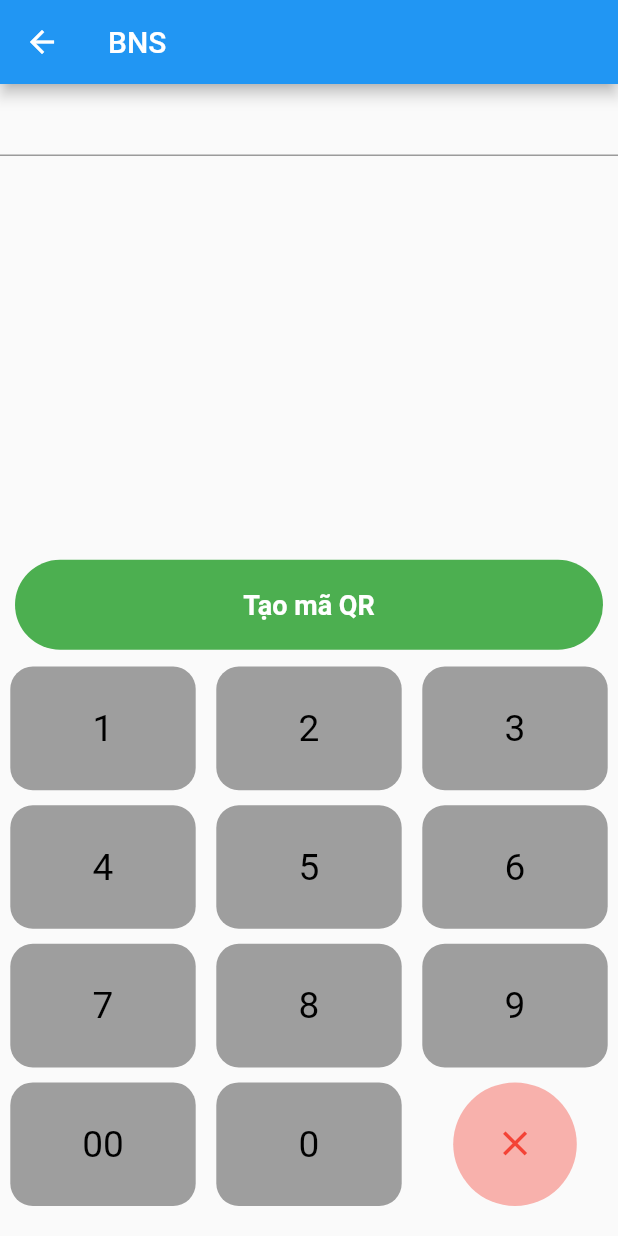
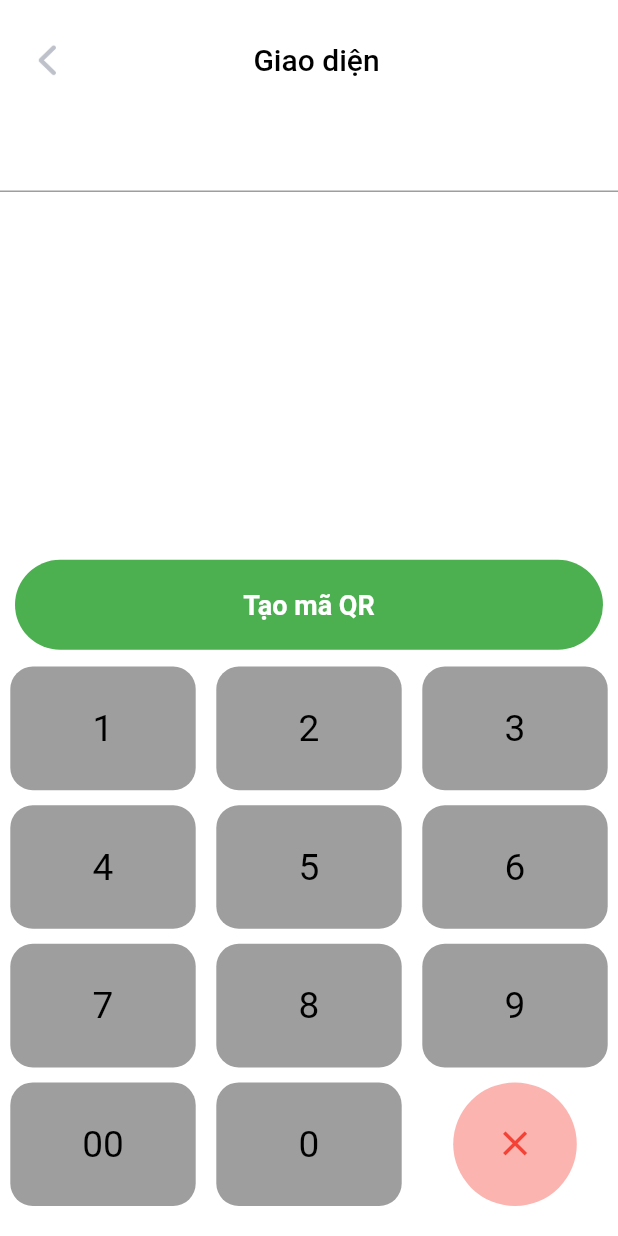
Before and after one commit to duchieupham/bns_system, a Flutter app: the screen it shows after launch, after a tap on "Tạo mã thanh toán VietQR", on a phone screen of 412 x 824 dp. Run offline on Flutter 3.47's test engine with Material 2 defaults, Android fonts, the light colour scheme and no system bars; our stand-ins replace permission_handler, qr_flutter, shared_preferences; missing offline and left inert: crclib, flutter_sms_inbox, flutter_sms_listener.

Commit message:
implementing UI

```diff
--- /dev/null
+++ b/check_sms/lib/commons/constants/configurations/theme.dart
@@ -0,0 +1,144 @@
+// ignore_for_file: constant_identifier_names, deprecated_member_use
+
+import 'package:flutter/material.dart';
+import 'package:flutter/services.dart';
+
+class DefaultTheme {
+  //COLOR
+  static const Color BLACK = Color(0xFF000000);
+  static const Color BLACK_DARK = Color(0xFF1B1C1E);
+  static const Color BLACK_BUTTON = Color(0xFF303030);
+  static const Color BLACK_LIGHT = Color(0xFF464646);
+  static const Color WHITE = Color(0xFFFFFFFF);
+  static const Color GREY_BUTTON = Color(0xFFEEEFF3);
+  static const Color GREY_VIEW = Color(0xFFEEEFF3);
+  static const Color GREY_TEXT = Color(0xFF666A72);
+  static const Color GREY_LIGHT = Color(0xFF9BA5B9);
+  static const Color RED_TEXT = Color(0xFFFF0A0A);
+  static const Color BLUE_TEXT = Color(0xFF0A7AFF);
+  static const Color RED_CALENDAR = Color(0xFFF5233C);
+  static const Color TRANSPARENT = Color(0x00000000);
+  static const Color GREY_TOP_TAB_BAR = Color(0xFFBEC1C9);
+  static const Color SUCCESS_STATUS = Color(0xFF06B271);
+  static const Color GREEN = Color(0xFF00CA28);
+  static const Color DARK_GREEN = Color(0xFF0D5F34);
+  static const Color BLUE_LIGHT = Color(0xFF96D8FF);
+  static const Color DARK_PURPLE = Color(0xFF7951F8);
+  static const Color VERY_PERI = Color(0xFF6868AC);
+  static const Color LIGHT_PURPLE = Color(0xFFAF93FF);
+  static const Color LIGHT_PINK = Color(0xFFFF8AB0);
+  static const Color DARK_PINK = Color(0xFFFD246B);
+  static const Color NEON = Color(0xFF4DFF34);
+  static const Color BLUE_WEATHER = Color(0xFF4BAEB2);
+  static const Color RED_NEON = Color(0xFFFF5377);
+  static const Color PURPLE_NEON = Color(0xFF605DFF);
+  static const Color ORANGE = Color(0xFFFF9C1B);
+  static const Color SUNNY_COLOR = Color(0xFFF23535);
+  static const Color HOT_COLOR = Color(0xFFE4BE4A);
+  static const Color WARM_COLOR = Color(0xFF75F181);
+  static const Color COOL_COLOR = Color(0xFF7EE4A7);
+  static const Color COLD_COLOR = Color(0xFF52B5D3);
+  static const Color WINTER_COLOR = Color(0xFF338AED);
+  static const Color RED_NOTI_1 = Color(0xFFFAC4DF);
+  static const Color RED_NOTI = Color(0xFFF291BB);
+  static const Color GREEN_NOTI_1 = Color(0xFFC4FAEE);
+  static const Color GREEN_NOTI = Color(0xFF91F2D9);
+  static const Color BANNER_DAY1 = Color(0xFF26B0FD);
+  static const Color BANNER_DAY2 = Color(0xFF014C8B);
+  static const Color BANNER_NIGHT1 = Color(0xFF3D2BFF);
+  static const Color BANNER_NIGHT2 = Color(0xFF0D0132);
+  static const Color DARK_NIGHT = Color(0xFF6361C5);
+  static const Color LIGHT_DAY = Color(0xFF42D8F2);
+  //THEME NAME
+  static const String THEME_LIGHT = 'LIGHT';
+  static const String THEME_DARK = 'DARK';
+  static const String THEME_SYSTEM = 'SYSTEM';
+
+  static BoxDecoration cardDecoration(BuildContext context) {
+    return BoxDecoration(
+        borderRadius: BorderRadius.circular(12),
+        color: Theme.of(context).cardColor);
+  }
+
+  static BoxDecoration cardDecorationWithOpacity(BuildContext context) {
+    return BoxDecoration(
+      borderRadius: BorderRadius.circular(12),
+      color: Theme.of(context).cardColor.withOpacity(0.9),
+    );
+  }
+
+  static Widget buildButtonBox({
+    required VoidCallback onTap,
+    required double borderRadius,
+    required Widget child,
+  }) {
+    return InkWell(
+      hoverColor: DefaultTheme.LIGHT_PURPLE.withOpacity(0.5),
+      focusColor: DefaultTheme.LIGHT_PURPLE.withOpacity(0.5),
+      splashColor: DefaultTheme.LIGHT_PURPLE.withOpacity(0.5),
+      highlightColor: DefaultTheme.LIGHT_PURPLE.withOpacity(0.5),
+      borderRadius: BorderRadius.all(Radius.circular(borderRadius)),
+      onTap: onTap,
+      child: child,
+    );
+  }
+}
+
+//theme data
+class DefaultThemeData {
+  final BuildContext context;
+
+  const DefaultThemeData({required this.context});
+
+  ThemeData get darkTheme {
+    return ThemeData(
+      brightness: Brightness.dark,
+      scaffoldBackgroundColor: DefaultTheme.BLACK,
+      buttonColor: DefaultTheme.BLACK_BUTTON,
+      primaryColor: DefaultTheme.BLACK,
+      accentColor: DefaultTheme.GREY_LIGHT,
+      hoverColor: DefaultTheme.BLACK_LIGHT,
+      cursorColor: DefaultTheme.WHITE,
+      cardColor: DefaultTheme.BLACK_BUTTON,
+      shadowColor: DefaultTheme.WHITE,
+      hintColor: DefaultTheme.WHITE,
+      indicatorColor: DefaultTheme.LIGHT_PINK,
+      splashColor: DefaultTheme.TRANSPARENT,
+      highlightColor: DefaultTheme.TRANSPARENT,
+      textTheme: Theme.of(context).textTheme.apply(
+            bodyColor: DefaultTheme.WHITE,
+          ),
+      appBarTheme: const AppBarTheme(
+        backgroundColor: DefaultTheme.TRANSPARENT,
+        systemOverlayStyle: SystemUiOverlayStyle.light,
+        elevation: 0,
+      ),
+    );
+  }
+
+  ThemeData get lightTheme {
+    return ThemeData(
+      brightness: Brightness.light,
+      scaffoldBackgroundColor: DefaultTheme.WHITE,
+      buttonColor: DefaultTheme.WHITE,
+      primaryColor: DefaultTheme.WHITE,
+      hoverColor: DefaultTheme.WHITE,
+      cursorColor: DefaultTheme.GREY_TEXT,
+      accentColor: DefaultTheme.GREY_TEXT,
+      cardColor: DefaultTheme.GREY_VIEW,
+      shadowColor: DefaultTheme.GREY_LIGHT,
+      indicatorColor: DefaultTheme.DARK_PINK,
+      hintColor: DefaultTheme.BLACK,
+      splashColor: DefaultTheme.TRANSPARENT,
+      highlightColor: DefaultTheme.TRANSPARENT,
+      textTheme: Theme.of(context).textTheme.apply(
+            bodyColor: DefaultTheme.BLACK,
+          ),
+      appBarTheme: const AppBarTheme(
+        elevation: 0,
+        systemOverlayStyle: SystemUiOverlayStyle.dark,
+        backgroundColor: DefaultTheme.TRANSPARENT,
+      ),
+    );
+  }
+}
--- /dev/null
+++ b/check_sms/lib/commons/widgets/sub_header.widget.dart
@@ -0,0 +1,50 @@
+import 'package:flutter/material.dart';
+
+class SubHeader extends StatelessWidget {
+  final String title;
+
+  const SubHeader({Key? key, required this.title}) : super(key: key);
+  @override
+  Widget build(BuildContext context) {
+    return Container(
+      margin: EdgeInsets.only(left: 10),
+      width: MediaQuery.of(context).size.width,
+      padding: EdgeInsets.all(8),
+      height: 80,
+      alignment: Alignment.centerLeft,
+      child: Row(
+        mainAxisAlignment: MainAxisAlignment.spaceAround,
+        children: [
+          Container(
+            //  color: Colors.red,
+            child: InkWell(
+              onTap: () {
+                Navigator.of(context).pop();
+              },
+              child: Image.asset(
+                'assets/images/ic-pop.png',
+                fit: BoxFit.contain,
+                height: 30,
+                width: 30,
+              ),
+            ),
+          ),
+          Spacer(),
+          Text(
+            title,
+            style: TextStyle(
+              fontSize: 20,
+              fontWeight: FontWeight.w500,
+            ),
+            textAlign: TextAlign.center,
+          ),
+          Spacer(),
+          Container(
+            width: 30,
+            height: 30,
+          ),
+        ],
+      ),
+    );
+  }
+}
--- a/check_sms/lib/features/generate_qr/views/qr_generator.dart
+++ b/check_sms/lib/features/generate_qr/views/qr_generator.dart
@@ -1,5 +1,6 @@
 import 'dart:ui';
 
+import 'package:check_sms/commons/widgets/sub_header.widget.dart';
 import 'package:check_sms/features/generate_qr/widgets/cal_keyboard_widget.dart';
 import 'package:flutter/material.dart';
 import 'package:qr_flutter/qr_flutter.dart';
@@ -20,10 +21,11 @@ class _QRGeneratorScreen extends State<QRGeneratorScreen> {
     double width = MediaQuery.of(context).size.width;
     return Scaffold(
       appBar: AppBar(
-        title: const Text('BNS'),
+        toolbarHeight: 0,
       ),
       body: Column(
         children: [
+          const SubHeader(title: 'Giao diện'),
           TextFormField(
             showCursor: true,
             readOnly: true,
--- a/check_sms/lib/features/generate_qr/widgets/cal_keyboard_widget.dart
+++ b/check_sms/lib/features/generate_qr/widgets/cal_keyboard_widget.dart
@@ -1,5 +1,6 @@
 // ignore_for_file: use_key_in_widget_constructors
 import 'package:check_sms/commons/widgets/cal_button_widget.dart';
+import 'package:check_sms/commons/widgets/sub_header.widget.dart';
 import 'package:flutter/material.dart';
 
 class CalKeyboardWidget extends StatelessWidget {
--- a/check_sms/lib/features/home/home.dart
+++ b/check_sms/lib/features/home/home.dart
@@ -1,5 +1,6 @@
 import 'package:check_sms/commons/utils/time_utils.dart';
 import 'package:check_sms/features/generate_qr/views/qr_generator.dart';
+import 'package:check_sms/features/home/theme_setting.dart';
 import 'package:flutter/material.dart';
 import 'package:flutter_sms_listener/flutter_sms_listener.dart' as smslistener;
 import 'package:permission_handler/permission_handler.dart';
@@ -71,10 +72,36 @@ class _HomeScreen extends State<HomeScreen> {
     // print('------value: $value');
     return Scaffold(
       appBar: AppBar(
-        title: const Text('BNS'),
+        toolbarHeight: 0,
       ),
       body: Column(
         children: [
+          InkWell(
+            onTap: () {
+              Navigator.of(context).push(
+                MaterialPageRoute(
+                  builder: (context) => const ThemeSettingView(),
+                ),
+              );
+            },
+            child: Container(
+              width: width,
+              height: 50,
+              margin: const EdgeInsets.symmetric(horizontal: 10, vertical: 10),
+              alignment: Alignment.center,
+              decoration: BoxDecoration(
+                color: Colors.blue,
+                borderRadius: BorderRadius.circular(5),
+              ),
+              child: const Text(
+                'Đổi giao diện',
+                textAlign: TextAlign.center,
+                style: TextStyle(
+                  color: Colors.white,
+                ),
+              ),
+            ),
+          ),
           InkWell(
             onTap: () {
               Navigator.of(context).push(
--- a/check_sms/lib/main.dart
+++ b/check_sms/lib/main.dart
@@ -1,8 +1,26 @@
+import 'package:check_sms/commons/constants/configurations/theme.dart';
 import 'package:check_sms/features/home/home.dart';
+import 'package:check_sms/services/providers/theme_provider.dart';
+import 'package:check_sms/services/shared_references/theme_helper.dart';
 import 'package:flutter/material.dart';
+import 'package:provider/provider.dart';
+import 'package:shared_preferences/shared_preferences.dart';
 
-void main() {
+//Share Preferences
+late SharedPreferences sharedPrefs;
+
+void main() async {
+  WidgetsFlutterBinding.ensureInitialized();
+  sharedPrefs = await SharedPreferences.getInstance();
+  _initialServiceHelper();
   runApp(const BNSApp());
+}
+
+void _initialServiceHelper() {
+  if (!sharedPrefs.containsKey('THEME_SYSTEM') ||
+      sharedPrefs.getString('THEME_SYSTEM') == null) {
+    ThemeHelper.instance.initialTheme();
+  }
 }
 
 class BNSApp extends StatelessWidget {
@@ -11,8 +29,30 @@ class BNSApp extends StatelessWidget {
   // This widget is the root of your application.
   @override
   Widget build(BuildContext context) {
-    return const MaterialApp(
-      home: HomeScreen(),
+    return GestureDetector(
+      onTap: () {
+        FocusScope.of(context).requestFocus(FocusNode());
+      },
+      child: MultiProvider(
+        providers: [
+          ChangeNotifierProvider(create: (context) => ThemeProvider()),
+        ],
+        child: Consumer<ThemeProvider>(
+          builder: (context, themeSelect, child) {
+            return MaterialApp(
+              debugShowCheckedModeBanner: false,
+              themeMode: (themeSelect.themeSystem == DefaultTheme.THEME_SYSTEM)
+                  ? ThemeMode.system
+                  : (themeSelect.themeSystem == DefaultTheme.THEME_LIGHT)
+                      ? ThemeMode.light
+                      : ThemeMode.dark,
+              darkTheme: DefaultThemeData(context: context).darkTheme,
+              theme: DefaultThemeData(context: context).lightTheme,
+              home: const HomeScreen(),
+            );
+          },
+        ),
+      ),
     );
   }
 }
--- /dev/null
+++ b/check_sms/lib/services/shared_references/theme_helper.dart
@@ -0,0 +1,29 @@
+import 'package:check_sms/commons/constants/configurations/theme.dart';
+import 'package:check_sms/main.dart';
+
+class ThemeHelper {
+  const ThemeHelper._privateConsrtructor();
+
+  static const ThemeHelper _instance = ThemeHelper._privateConsrtructor();
+  static ThemeHelper get instance => _instance;
+  //
+  void initialTheme() {
+    sharedPrefs.setString('THEME_SYSTEM', DefaultTheme.THEME_SYSTEM);
+  }
+
+  void updateTheme(String theme) {
+    if (!sharedPrefs.containsKey('THEME_SYSTEM') ||
+        sharedPrefs.getString('THEME_SYSTEM') == null) {
+      initialTheme();
+    }
+    sharedPrefs.setString('THEME_SYSTEM', theme);
+  }
+
+  String getTheme() {
+    if (!sharedPrefs.containsKey('THEME_SYSTEM') ||
+        sharedPrefs.getString('THEME_SYSTEM') == null) {
+      initialTheme();
+    }
+    return sharedPrefs.getString('THEME_SYSTEM')!;
+  }
+}
```
Also changed, not shown: check_sms/lib/commons/widgets/checkbox_widget.dart (added, +21 -0 lines), check_sms/lib/features/home/theme_setting.dart (added, +127 -0 lines), check_sms/lib/services/providers/theme_provider.dart (added, +42 -0 lines), check_sms/pubspec.yaml (+8 -1 lines), check_sms/assets/images/ic-checked.png (added), check_sms/assets/images/ic-dark-theme.png (added), check_sms/assets/images/ic-light-theme.png (added), check_sms/assets/images/ic-pop.png (added), check_sms/assets/images/ic-system-theme.png (added), check_sms/assets/images/ic-uncheck.png (added), check_sms/pubspec.lock, 1 other file.
